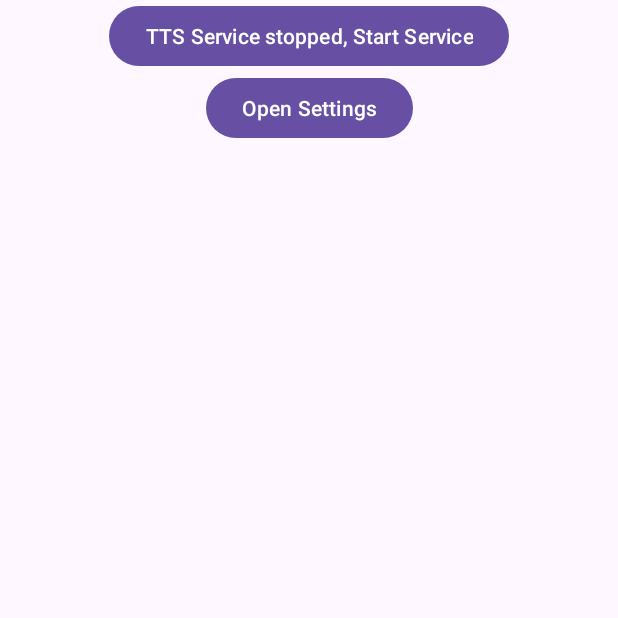
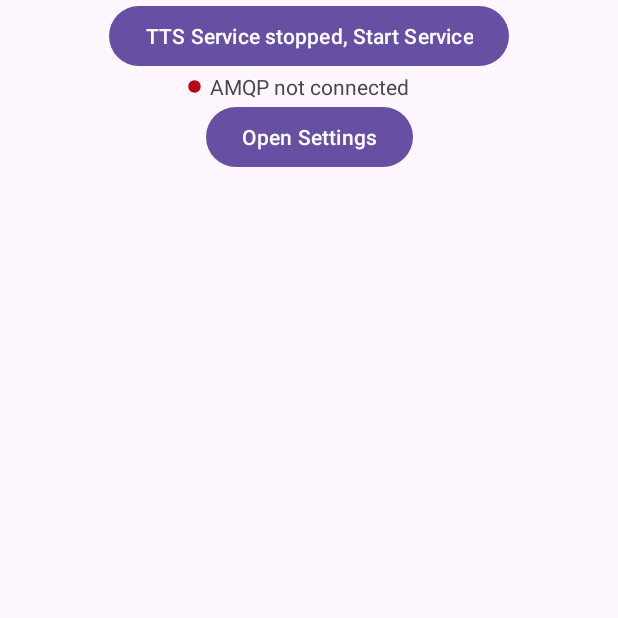
Before and after one commit to NAbdulla1/news-article-to-video-automation, an Android app: the screen it shows after launch (MainActivity), on a phone screen of 412 x 824 dp, the top half of it. Run offline under Robolectric (Android 15) with nearby library versions, the light colour scheme and no system bars; 6 statements that could not run were skipped.

Commit message:
Add rabbit mq status indicator

```diff
--- a/NewsAppTTSNode/app/src/main/java/com/nabdulla/newsappttsnode/MainActivity.java
+++ b/NewsAppTTSNode/app/src/main/java/com/nabdulla/newsappttsnode/MainActivity.java
@@ -10,7 +10,6 @@ import android.content.ServiceConnection;
 import android.media.MediaPlayer;
 import android.os.Bundle;
 import android.os.IBinder;
-import android.view.MenuItem;
 import android.view.View;
 import android.widget.Button;
 import android.widget.ImageView;
@@ -36,6 +35,7 @@ public class MainActivity extends AppCompatActivity {
     private NewsArticleAdapter newsArticleAdapter;
     private boolean serviceBounded = false;
     private Button btnStartService;
+    private RabbitMqService rabbitMqService;
 
     @Override
     protected void onCreate(Bundle savedInstanceState) {
@@ -55,6 +55,8 @@ public class MainActivity extends AppCompatActivity {
         initOpenSettingsButton();
 
         startRabbitMqService();
+
+        updateAmqpStatusUI(null);
     }
 
     private void initOpenSettingsButton() {
@@ -79,15 +81,29 @@ public class MainActivity extends AppCompatActivity {
         rvNewsArticles.setLayoutManager(new LinearLayoutManager(this));
     }
 
-    private final BroadcastReceiver newsListReceiver = new BroadcastReceiver() {
+    private final BroadcastReceiver mqServiceReceiver = new BroadcastReceiver() {
         @Override
         public void onReceive(Context context, Intent intent) {
-            NewsArticleAction action = (NewsArticleAction) intent.getSerializableExtra("action");
+            BroadcastAction action = (BroadcastAction) intent.getSerializableExtra("action");
 
+            if (action == BroadcastAction.RABBITMQ_STATUS_CHANGED) {
+                handleMqStatus(intent);
+            } else {
+                handleNewsArticleAction(intent, action);
+            }
+        }
+    };
+
+    private void handleMqStatus(Intent intent) {
+        boolean isConnected = intent.getBooleanExtra("running", false);
+        updateAmqpStatusUI(isConnected);
+    }
+
+    private void handleNewsArticleAction(Intent intent, BroadcastAction action) {
         String id = intent.getStringExtra("id");
         NewsArticleStatus status = (NewsArticleStatus) intent.getSerializableExtra("status");
 
-            if (action == NewsArticleAction.ADDED) {
+        if (action == BroadcastAction.NEWS_ARTICLE_ADDED) {
             NewsArticleData newsArticleData = new NewsArticleData(
                     id,
                     intent.getStringExtra("content"),
@@ -99,7 +115,7 @@ public class MainActivity extends AppCompatActivity {
                 newsArticleAdapter.notifyItemInserted(newsArticles.size() - 1);
                 updateEmptyListUI();
             }
-            } else if (action == NewsArticleAction.STATUS_CHANGED) {
+        } else if (action == BroadcastAction.NEWS_ARTICLE_STATUS_CHANGED) {
             for (int idx = 0; idx < newsArticles.size(); idx++) {
                 if (newsArticles.get(idx).getId().equals(id)) {
                     newsArticles.get(idx).setStatus(status);
@@ -109,7 +125,6 @@ public class MainActivity extends AppCompatActivity {
             }
         }
     }
-    };
 
     private boolean updatedExistingArticleStatus(NewsArticleData newsArticleData) {
         for (int idx = 0; idx < newsArticles.size(); idx++) {
@@ -127,8 +142,9 @@ public class MainActivity extends AppCompatActivity {
         @Override
         public void onServiceConnected(ComponentName name, IBinder binder) {
             RabbitMqService.LocalBinder localBinder = (RabbitMqService.LocalBinder) binder;
-            RabbitMqService rabbitMqService = localBinder.getService();
+            rabbitMqService = localBinder.getService();
             serviceBounded = true;
+            updateAmqpStatusUI(null);
 
             int itemCount = newsArticles.size();
             newsArticles.clear();
@@ -189,9 +205,10 @@ public class MainActivity extends AppCompatActivity {
         super.onResume();
 
         startRabbitMqService();
+        updateAmqpStatusUI(null);
 
         LocalBroadcastManager.getInstance(this)
-                .registerReceiver(newsListReceiver, new IntentFilter("TTS_NEWS_LIST"));
+                .registerReceiver(mqServiceReceiver, new IntentFilter("MQ_SERVICE_UPDATE"));
     }
 
     private void startRabbitMqService() {
@@ -206,7 +223,7 @@ public class MainActivity extends AppCompatActivity {
     @Override
     protected void onPause() {
         super.onPause();
-        LocalBroadcastManager.getInstance(this).unregisterReceiver(newsListReceiver);
+        LocalBroadcastManager.getInstance(this).unregisterReceiver(mqServiceReceiver);
     }
 
     @Override
@@ -237,7 +254,7 @@ public class MainActivity extends AppCompatActivity {
 
     private void updateServiceStatusUI() {
         TextView statusView = findViewById(R.id.tvServiceStatusText);
-        ImageView ivOnlineDot = findViewById(R.id.ivOnlineDot);
+        ImageView ivOnlineDot = findViewById(R.id.ivServiceOnlineDot);
 
         if (isServiceRunning(RabbitMqService.class)) {
             statusView.setVisibility(View.VISIBLE);
@@ -258,4 +275,20 @@ public class MainActivity extends AppCompatActivity {
             tvListEmpty.setVisibility(View.GONE);
         }
     }
+
+    private void updateAmqpStatusUI(Boolean amqpConnected) {
+        if(amqpConnected == null && serviceBounded) {
+            amqpConnected = rabbitMqService.isMqRunning();
         }
+
+        ImageView ivMqStatusDot = findViewById(R.id.ivMqStatusDot);
+        TextView tvMqStatusText = findViewById(R.id.tvMqStatusText);
+        if (amqpConnected != null && amqpConnected) {
+            ivMqStatusDot.setImageResource(R.drawable.ic_online);
+            tvMqStatusText.setText(R.string.amqp_connected);
+        } else {
+            ivMqStatusDot.setImageResource(R.drawable.ic_offline);
+            tvMqStatusText.setText(R.string.amqp_not_connected);
+        }
+    }
+}
--- a/NewsAppTTSNode/app/src/main/java/com/nabdulla/newsappttsnode/NewsArticleAction.java
+++ /dev/null
@@ -1,6 +0,0 @@
-package com.nabdulla.newsappttsnode;
-
-public enum NewsArticleAction {
-    ADDED,
-    STATUS_CHANGED
-}
--- /dev/null
+++ b/NewsAppTTSNode/app/src/main/res/drawable/ic_offline.xml
@@ -0,0 +1,10 @@
+<?xml version="1.0" encoding="utf-8"?>
+<vector xmlns:android="http://schemas.android.com/apk/res/android"
+    android:width="10dp"
+    android:height="10dp"
+    android:viewportWidth="24.0"
+    android:viewportHeight="24.0">
+    <path
+        android:fillColor="#b70514"
+        android:pathData="M12,12m-10,0a10,10 0,1 1,20 0a10,10 0,1 1,-20 0"/>
+</vector>
--- a/NewsAppTTSNode/app/src/main/res/layout/activity_main.xml
+++ b/NewsAppTTSNode/app/src/main/res/layout/activity_main.xml
@@ -8,7 +8,7 @@
     tools:context=".MainActivity">
 
     <ImageView
-        android:id="@+id/ivOnlineDot"
+        android:id="@+id/ivServiceOnlineDot"
         android:layout_width="10dp"
         android:layout_height="10dp"
         android:layout_marginEnd="5dp"
@@ -23,7 +23,7 @@
         android:layout_width="wrap_content"
         android:layout_height="wrap_content"
         android:text="@string/tts_service_running"
-        android:textColor="#00ff00"
+        android:textColor="#05b714"
         android:textSize="16sp"
         app:layout_constraintBottom_toBottomOf="@+id/btnStartService"
         app:layout_constraintEnd_toEndOf="parent"
@@ -38,7 +38,26 @@
         android:visibility="invisible"
         app:layout_constraintEnd_toEndOf="parent"
         app:layout_constraintStart_toStartOf="parent"
-        app:layout_constraintTop_toTopOf="parent"/>
+        app:layout_constraintTop_toTopOf="parent" />
+
+    <ImageView
+        android:id="@+id/ivMqStatusDot"
+        android:layout_width="wrap_content"
+        android:layout_height="wrap_content"
+        android:layout_marginEnd="5dp"
+        android:src="@drawable/ic_offline"
+        app:layout_constraintBottom_toBottomOf="@+id/tvMqStatusText"
+        app:layout_constraintEnd_toStartOf="@+id/tvMqStatusText"
+        app:layout_constraintTop_toTopOf="@+id/tvMqStatusText" />
+
+    <TextView
+        android:id="@+id/tvMqStatusText"
+        android:layout_width="wrap_content"
+        android:layout_height="wrap_content"
+        android:text="@string/amqp_not_connected"
+        app:layout_constraintEnd_toEndOf="parent"
+        app:layout_constraintStart_toStartOf="parent"
+        app:layout_constraintTop_toBottomOf="@+id/btnStartService" />
 
     <Button
         android:id="@+id/btnOpenSettings"
@@ -47,7 +66,7 @@
         android:text="@string/open_settings"
         app:layout_constraintEnd_toEndOf="parent"
         app:layout_constraintStart_toStartOf="parent"
-        app:layout_constraintTop_toBottomOf="@+id/btnStartService" />
+        app:layout_constraintTop_toBottomOf="@+id/tvMqStatusText" />
 
     <TextView
         android:id="@+id/tvListEmpty"
--- a/NewsAppTTSNode/app/src/main/res/values/strings.xml
+++ b/NewsAppTTSNode/app/src/main/res/values/strings.xml
@@ -13,4 +13,6 @@
     <string name="output_routing_key">Output Routing Key</string>
     <string name="save">Save</string>
     <string name="make_password_visible">Make password visible</string>
+    <string name="amqp_not_connected">AMQP not connected</string>
+    <string name="amqp_connected">AMQP connected</string>
 </resources>
```
Also changed, not shown: NewsAppTTSNode/app/src/main/java/com/nabdulla/newsappttsnode/BroadcastAction.java (added, +7 -0 lines), NewsAppTTSNode/app/src/main/java/com/nabdulla/newsappttsnode/RabbitMqService.java (+23 -7 lines). Lines whose indentation alone changed are shown as unchanged.
